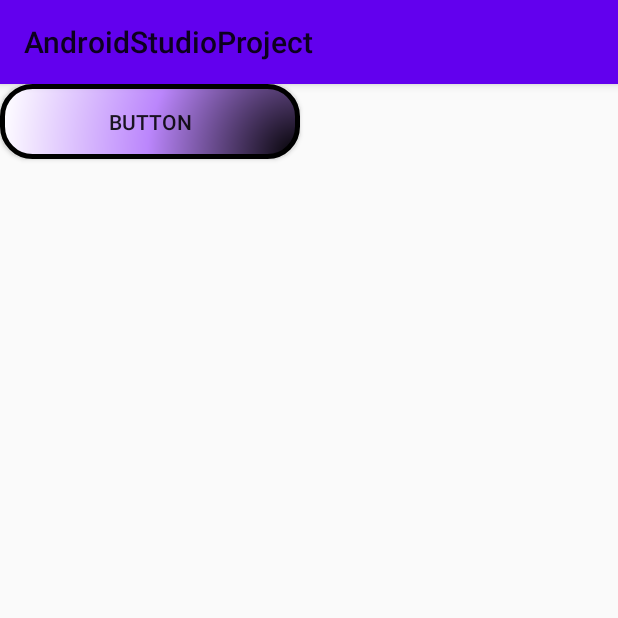
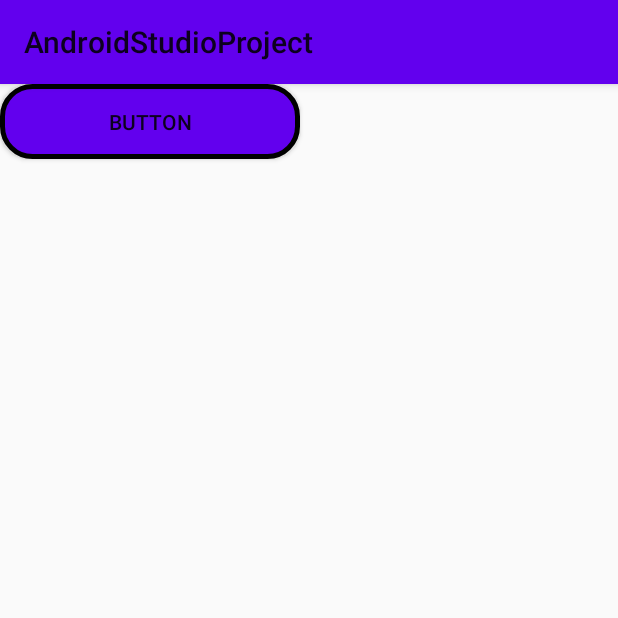
Before and after one commit to leedy3838/SWP, an Android app: the screen it shows after launch (MainActivity), on a phone screen of 412 x 824 dp, the top half of it. Run offline under Robolectric (Android 15) with nearby library versions, the phone set to English and light mode, and no system bars.

Commit message:
selector 활용

```diff
--- /dev/null
+++ b/app/src/main/res/drawable/selector_practice.xml
@@ -0,0 +1,17 @@
+<?xml version="1.0" encoding="utf-8"?>
+<selector xmlns:android="http://schemas.android.com/apk/res/android">
+    <item
+        android:drawable="@drawable/newdrawble"
+        android:state_pressed="true"
+        />
+
+
+    <item android:state_pressed="false">
+        <shape>
+            <solid android:color="@color/purple_500"/>
+            <stroke android:width="3dp" android:color="@color/black"/>
+            <corners android:radius="20dp"/>
+            <size android:width="200dp" android:height="50dp"/>
+        </shape>
+    </item>
+</selector>
--- a/app/src/main/res/layout/activity_main.xml
+++ b/app/src/main/res/layout/activity_main.xml
@@ -10,7 +10,8 @@
         android:id="@+id/Btn1"
         android:layout_width="wrap_content"
         android:layout_height="wrap_content"
+        android:background="@drawable/selector_practice"
         android:text="Button"
-        android:background="@drawable/newdrawble"/>
+        />
 
 </androidx.appcompat.widget.LinearLayoutCompat>
```
